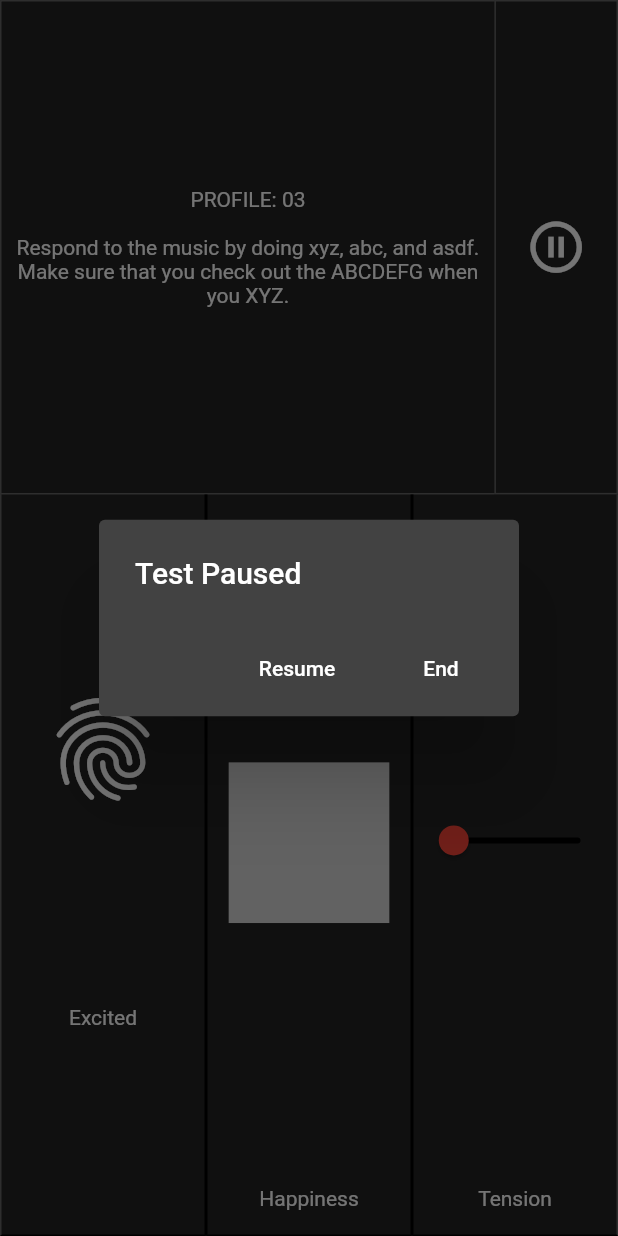
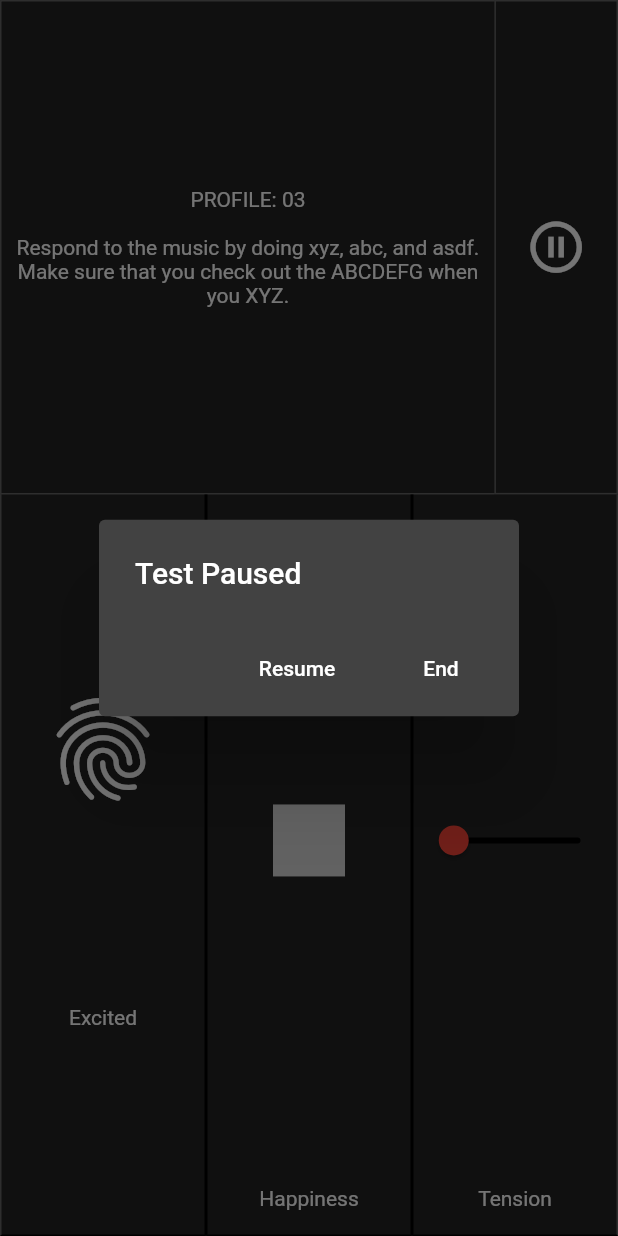
Before and after one commit to New-Note-Action/CRDI-Mobile-App, a Flutter app: the Profile3 screen opened directly, after a tap on the "pause circle outline" icon, on a phone screen of 412 x 824 dp. Run offline on Flutter 3.47's test engine with Material 2 defaults, Android fonts, the phone set to English and light mode, and no system bars; our stand-ins replace dynamic_theme, file_picker, flutter_markdown, flutter_screenutil, package_info, vibration; missing offline and left inert: control_pad, simple_share.

Commit message:
profile3.dart: Optimize code for joystick control

```diff
--- a/lib/profiles/profile3.dart
+++ b/lib/profiles/profile3.dart
@@ -87,19 +87,17 @@ class Profile3 extends StatelessWidget {
                       location: ProfileContainerLocation.inner,
                     ),
                     child: Container(
-                      margin: const EdgeInsets.only(
-                          top: 3.0, left: 10.0, right: 10.0),
+                      padding: const EdgeInsets.only(
+                          left: 10.0, right: 10.0),
                       child: Column(
-                        mainAxisAlignment: MainAxisAlignment.center,
-                        crossAxisAlignment: CrossAxisAlignment.center,
                         children: <Widget>[
                           Spacer(),
-                          Container(
+                          FittedBox(
+                            fit: BoxFit.contain,
                             child: JoystickView(
                               iconsColor: Colors.white30,
                               backgroundColor: Colors.black54,
                               innerCircleColor: Color(0xFF222222),
-                              size: MediaQuery.of(context).size.width * 0.26,
                             ),
                           ),
                           Spacer(),
```
